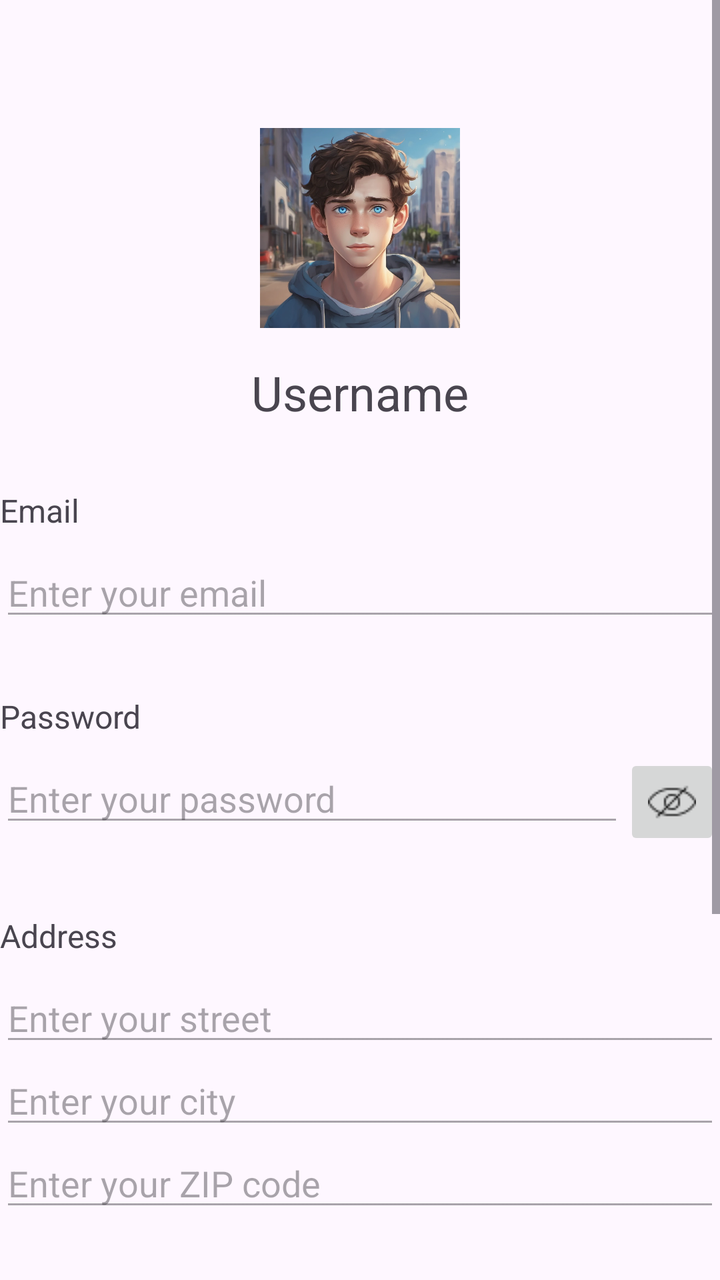
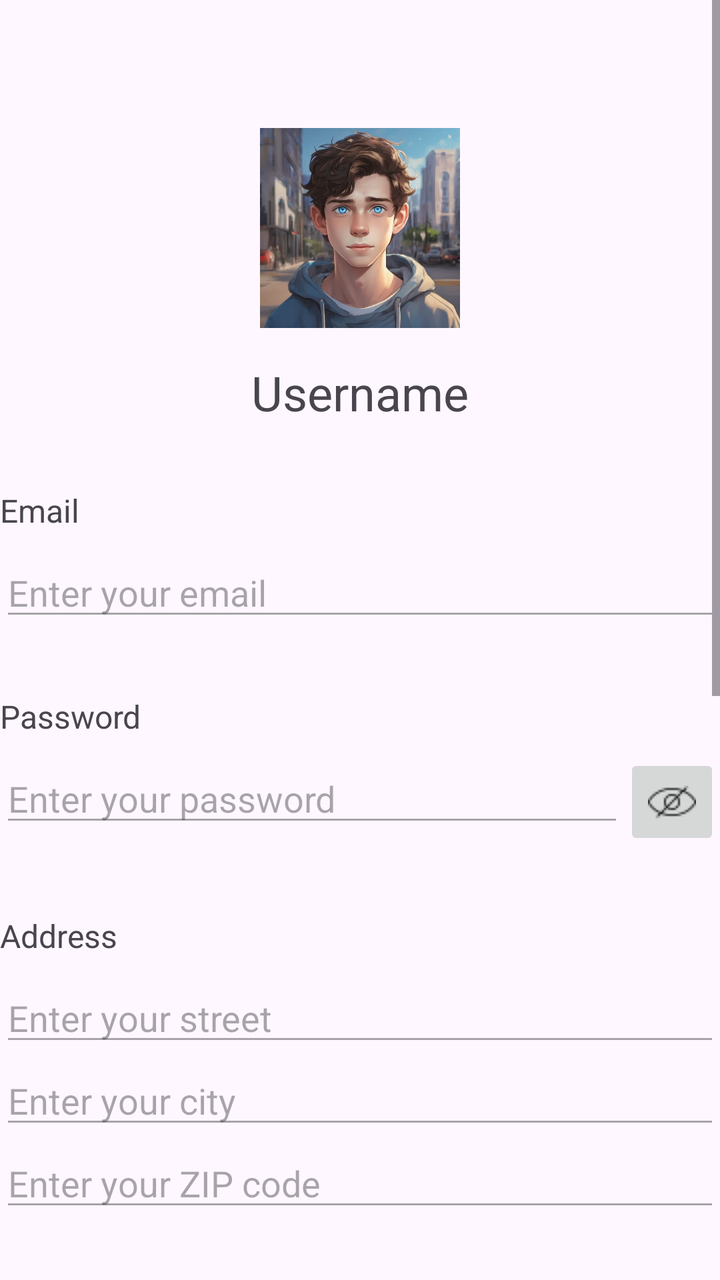

Before-and-after screenshots of an Android layout around one commit, followed by the original layout XML and the change that was made.
<!-- AndroidManifest.xml: application theme Theme.DailyKind -->
<!-- res/layout/fragment_profile.xml -->
<?xml version="1.0" encoding="utf-8"?>
<ScrollView xmlns:android="http://schemas.android.com/apk/res/android"
    android:layout_width="match_parent"
    android:layout_height="match_parent">

    <LinearLayout
        android:layout_width="match_parent"
        android:layout_height="wrap_content"
        android:orientation="vertical"
        android:paddingTop="64dp"
        android:paddingBottom="128dp">

        
        <ImageView
            android:id="@+id/profile_image"
            android:layout_width="100dp"
            android:layout_height="100dp"
            android:layout_gravity="center"
            android:src="@drawable/profilepic1"
            android:contentDescription="Profile Picture"
            android:scaleType="centerCrop"
            android:layout_marginBottom="16dp"/>

        
        <TextView
            android:id="@+id/username"
            android:layout_width="wrap_content"
            android:layout_height="wrap_content"
            android:text="Username"
            android:textSize="24sp"
            android:layout_gravity="center"
            android:layout_marginBottom="32dp"/>

        
        <TextView
            android:layout_width="wrap_content"
            android:layout_height="wrap_content"
            android:text="Email"
            android:textSize="16sp"
            android:layout_marginBottom="8dp"/>
        <EditText
            android:id="@+id/email"
            android:layout_width="match_parent"
            android:layout_height="wrap_content"
            android:inputType="textEmailAddress"
            android:hint="Enter your email"
            android:enabled="false"/>

        
        <TextView
            android:layout_width="wrap_content"
            android:layout_height="wrap_content"
            android:text="Password"
            android:textSize="16sp"
            android:layout_marginTop="32dp"
            android:layout_marginBottom="8dp"/>
        <LinearLayout
            android:layout_width="match_parent"
            android:layout_height="wrap_content"
            android:orientation="horizontal">
            <EditText
                android:id="@+id/password"
                android:layout_width="0dp"
                android:layout_height="wrap_content"
                android:layout_weight="1"
                android:inputType="textPassword"
                android:hint="Enter your password"
                android:enabled="false"/>
            <ImageButton
                android:id="@+id/toggle_password_visibility"
                android:layout_width="48dp"
                android:layout_height="48dp"
                android:src="@drawable/invisible_eye"
                android:contentDescription="Toggle Password Visibility"
                android:enabled="false"/>
        </LinearLayout>

        
        <TextView
            android:layout_width="wrap_content"
            android:layout_height="wrap_content"
            android:text="Address"
            android:textSize="16sp"
            android:layout_marginTop="32dp"
            android:layout_marginBottom="8dp"/>

        
        <EditText
            android:id="@+id/street"
            android:layout_width="match_parent"
            android:layout_height="wrap_content"
            android:hint="Enter your street"
            android:enabled="false"/>

        
        <EditText
            android:id="@+id/city"
            android:layout_width="match_parent"
            android:layout_height="wrap_content"
            android:hint="Enter your city"
            android:enabled="false"/>

        
        <EditText
            android:id="@+id/zip_code"
            android:layout_width="match_parent"
            android:layout_height="wrap_content"
            android:hint="Enter your ZIP code"
            android:enabled="false"/>

        
        <TextView
            android:layout_width="wrap_content"
            android:layout_height="wrap_content"
            android:text="Country"
            android:textSize="16sp"
            android:layout_marginTop="32dp"
            android:layout_marginBottom="8dp"/>
        <Spinner
            android:id="@+id/country_picker"
            android:layout_width="match_parent"
            android:layout_height="wrap_content"
            android:enabled="false"/>

        
        <Button
            android:id="@+id/edit_button"
            android:layout_width="wrap_content"
            android:layout_height="wrap_content"
            android:text="Change Data"
            android:layout_gravity="center"
            android:layout_marginTop="24dp"/>
    </LinearLayout>
</ScrollView>
<!-- resources referenced by this layout -->
<resources>
  <!-- drawable invisible_eye: png bitmap (drawable, 495 bytes) -->
  <!-- drawable profilepic1: webp bitmap (drawable, 95612 bytes) -->
  <style name="Theme.DailyKind" parent="Base.Theme.DailyKind" />
  <style name="Base.Theme.DailyKind" parent="Theme.Material3.DayNight.NoActionBar">
          
          
      </style>
</resources>

<!-- the commit's change to res/layout/fragment_profile.xml (unified diff, before → after) -->
@@ -130,5 +130,27 @@
             android:text="Change Data"
             android:layout_gravity="center"
             android:layout_marginTop="24dp"/>
+
+
+        
+        <TextView
+            android:layout_width="wrap_content"
+            android:layout_height="wrap_content"
+            android:text="Setzte eine Errinerung im Kalender"
+            android:textSize="16sp"
+            android:layout_marginTop="32dp"
+            android:layout_marginBottom="8dp"/>
+
+        <FrameLayout
+            android:id="@+id/calendar_container"
+            android:layout_width="match_parent"
+            android:layout_height="203dp"
+            android:layout_below="@id/recyclerViewTrending"
+            android:layout_marginTop="16dp"
+            android:background="@color/ic_launcher_background"
+            android:backgroundTint="#FDF6FE"
+            android:padding="16dp" />
     </LinearLayout>
+
+
 </ScrollView>
<!-- resource entries referenced after the edit -->
@@ -1,5 +1,6 @@
 <!-- resources referenced by this layout -->
 <resources>
+  <color name="ic_launcher_background">#FFFFFF</color>
   <!-- drawable invisible_eye: png bitmap (drawable, 495 bytes) -->
   <!-- drawable profilepic1: webp bitmap (drawable, 95612 bytes) -->
   <style name="Theme.DailyKind" parent="Base.Theme.DailyKind" />
